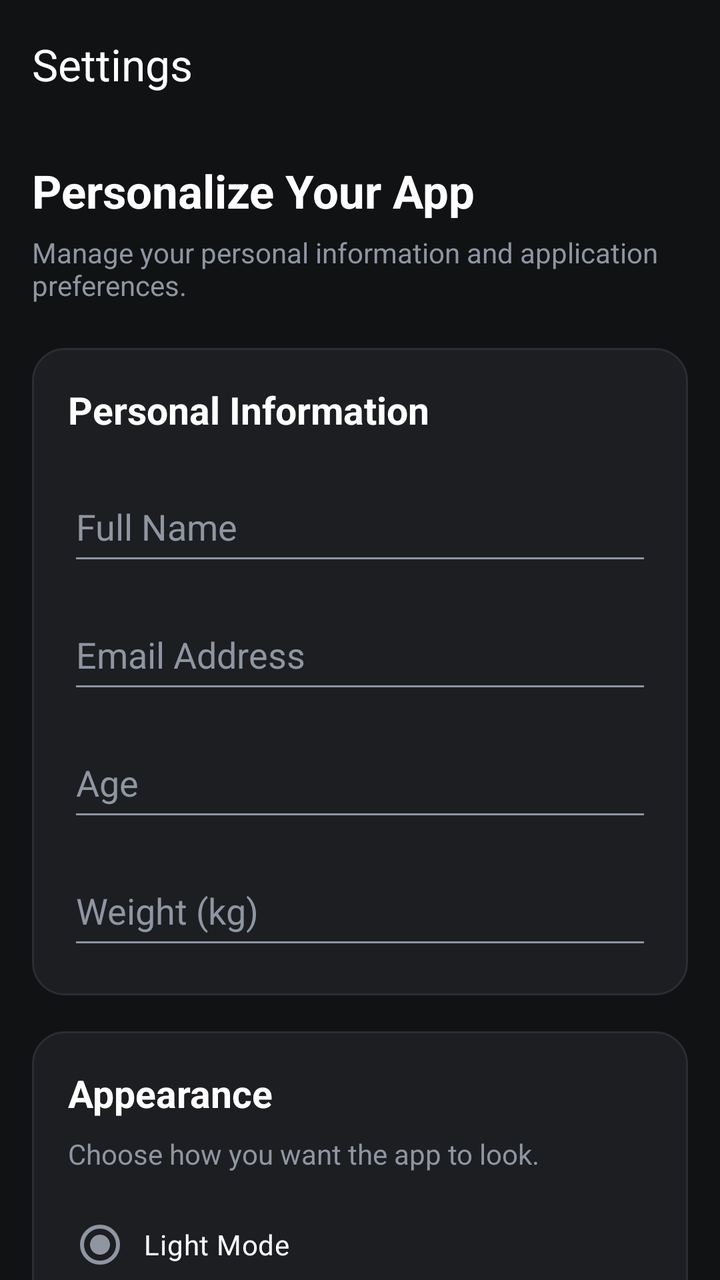
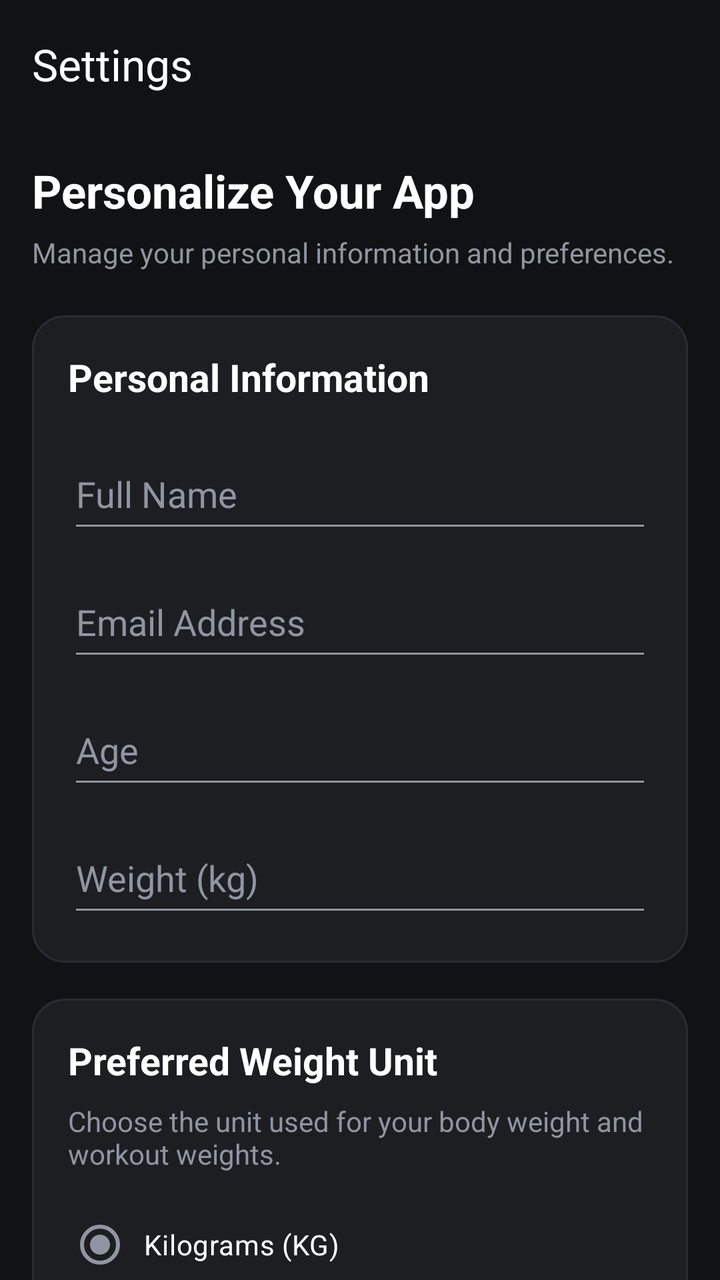

The first picture is an Android layout as it rendered before a commit; the second is the same layout after the commit. The layout source and the unified diff follow.
<!-- AndroidManifest.xml: application theme Theme.Coen390Project -->
<!-- res/layout/activity_option5.xml -->
<?xml version="1.0" encoding="utf-8"?>
<androidx.drawerlayout.widget.DrawerLayout
    xmlns:android="http://schemas.android.com/apk/res/android"
    xmlns:app="http://schemas.android.com/apk/res-auto"
    android:id="@+id/drawerLayout"
    android:layout_width="match_parent"
    android:layout_height="match_parent"
    android:background="#111214">

    
    <LinearLayout
        android:id="@+id/mainContent"
        android:layout_width="match_parent"
        android:layout_height="match_parent"
        android:orientation="vertical"
        android:background="#111214">

        
        <androidx.appcompat.widget.Toolbar
            android:id="@+id/optionToolbar"
            android:layout_width="match_parent"
            android:layout_height="?attr/actionBarSize"
            android:background="#111214"
            app:title="Settings"
            app:titleTextColor="#FFFFFF" />

        
        <ScrollView
            android:layout_width="match_parent"
            android:layout_height="0dp"
            android:layout_weight="1"
            android:fillViewport="true"
            android:scrollbars="none">

            <LinearLayout
                android:layout_width="match_parent"
                android:layout_height="wrap_content"
                android:orientation="vertical"
                android:padding="16dp">

                
                <TextView
                    android:layout_width="wrap_content"
                    android:layout_height="wrap_content"
                    android:text="Personalize Your App"
                    android:textColor="#FFFFFF"
                    android:textSize="23sp"
                    android:textStyle="bold" />

                <TextView
                    android:layout_width="match_parent"
                    android:layout_height="wrap_content"
                    android:text="Manage your personal information and application preferences."
                    android:textColor="#8F95A1"
                    android:textSize="14sp"
                    android:layout_marginTop="6dp"
                    android:layout_marginBottom="22dp" />

                
                <LinearLayout
                    android:layout_width="match_parent"
                    android:layout_height="wrap_content"
                    android:orientation="vertical"
                    android:padding="18dp"
                    android:background="@drawable/equipment_card">

                    <TextView
                        android:layout_width="match_parent"
                        android:layout_height="wrap_content"
                        android:text="Personal Information"
                        android:textColor="#FFFFFF"
                        android:textSize="19sp"
                        android:textStyle="bold"
                        android:layout_marginBottom="18dp" />

                    <EditText
                        android:id="@+id/nameEditText"
                        android:layout_width="match_parent"
                        android:layout_height="52dp"
                        android:hint="Full Name"
                        android:inputType="textPersonName"
                        android:textColor="#FFFFFF"
                        android:textColorHint="#8F95A1"
                        android:backgroundTint="#8F95A1"
                        android:layout_marginBottom="12dp" />

                    <EditText
                        android:id="@+id/emailEditText"
                        android:layout_width="match_parent"
                        android:layout_height="52dp"
                        android:hint="Email Address"
                        android:inputType="textEmailAddress"
                        android:textColor="#FFFFFF"
                        android:textColorHint="#8F95A1"
                        android:backgroundTint="#8F95A1"
                        android:layout_marginBottom="12dp" />

                    <EditText
                        android:id="@+id/ageEditText"
                        android:layout_width="match_parent"
                        android:layout_height="52dp"
                        android:hint="Age"
                        android:inputType="number"
                        android:textColor="#FFFFFF"
                        android:textColorHint="#8F95A1"
                        android:backgroundTint="#8F95A1"
                        android:layout_marginBottom="12dp" />

                    <EditText
                        android:id="@+id/weightEditText"
                        android:layout_width="match_parent"
                        android:layout_height="52dp"
                        android:hint="Weight (kg)"
                        android:inputType="numberDecimal"
                        android:textColor="#FFFFFF"
                        android:textColorHint="#8F95A1"
                        android:backgroundTint="#8F95A1" />

                </LinearLayout>

                
                <LinearLayout
                    android:layout_width="match_parent"
                    android:layout_height="wrap_content"
                    android:orientation="vertical"
                    android:padding="18dp"
                    android:layout_marginTop="18dp"
                    android:background="@drawable/equipment_card">

                    <TextView
                        android:layout_width="match_parent"
                        android:layout_height="wrap_content"
                        android:text="Appearance"
                        android:textColor="#FFFFFF"
                        android:textSize="19sp"
                        android:textStyle="bold"
                        android:layout_marginBottom="8dp" />

                    <TextView
                        android:layout_width="match_parent"
                        android:layout_height="wrap_content"
                        android:text="Choose how you want the app to look."
                        android:textColor="#8F95A1"
                        android:textSize="14sp"
                        android:layout_marginBottom="12dp" />

                    <RadioGroup
                        android:id="@+id/themeRadioGroup"
                        android:layout_width="match_parent"
                        android:layout_height="wrap_content"
                        android:orientation="vertical">

                        <RadioButton
                            android:id="@+id/lightModeRadio"
                            android:layout_width="match_parent"
                            android:layout_height="wrap_content"
                            android:text="Light Mode"
                            android:textColor="#FFFFFF"
                            android:buttonTint="#EF5350"
                            android:padding="6dp"
                            android:checked="true" />

                        <RadioButton
                            android:id="@+id/darkModeRadio"
                            android:layout_width="match_parent"
                            android:layout_height="wrap_content"
                            android:text="Dark Mode"
                            android:textColor="#FFFFFF"
                            android:buttonTint="#EF5350"
                            android:padding="6dp" />

                    </RadioGroup>

                </LinearLayout>

                
                <Button
                    android:id="@+id/saveSettingsButton"
                    android:layout_width="match_parent"
                    android:layout_height="54dp"
                    android:text="Save Settings"
                    android:textColor="#FFFFFF"
                    android:textStyle="bold"
                    android:textAllCaps="false"
                    android:backgroundTint="#D32F2F"
                    android:layout_marginTop="20dp"
                    android:layout_marginBottom="24dp" />

            </LinearLayout>

        </ScrollView>

    </LinearLayout>

    
    <com.google.android.material.navigation.NavigationView
        android:id="@+id/navigationView"
        android:layout_width="wrap_content"
        android:layout_height="match_parent"
        android:layout_gravity="start"
        android:background="#292D35"
        app:menu="@menu/drawer_menu"
        app:itemTextColor="@color/drawer_item_colors"
        app:itemIconTint="@color/drawer_item_colors"
        app:itemBackground="@drawable/drawer_item_background" />

</androidx.drawerlayout.widget.DrawerLayout>
<!-- resources referenced by this layout -->
<resources>
  <!-- drawable drawer_item_background (drawable) -->
  <?xml version="1.0" encoding="utf-8"?>
  <selector xmlns:android="http://schemas.android.com/apk/res/android">
  
      <item android:state_checked="true">
          <shape android:shape="rectangle">
              <solid android:color="#3A2428"/>
              <corners android:radius="12dp"/>
          </shape>
      </item>
  
      <item>
          <shape android:shape="rectangle">
              <solid android:color="@android:color/transparent"/>
          </shape>
      </item>
  
  </selector>
  <!-- drawable equipment_card (drawable) -->
  <shape xmlns:android="http://schemas.android.com/apk/res/android">
      <solid android:color="#1C1E22" />
      <corners android:radius="16dp" />
      <stroke android:width="1dp" android:color="#2A2D33" />
  </shape>
  <style name="Theme.Coen390Project" parent="Base.Theme.Coen390Project" />
  <style name="Base.Theme.Coen390Project" parent="Theme.Material3.DayNight.NoActionBar">
  
          <item name="android:windowBackground">#111214</item>
          <item name="android:textColorPrimary">#FFFFFF</item>
          <item name="android:textColorSecondary">#B0B0B0</item>
          <item name="android:colorAccent">#8F95A1</item>
  
          <item name="colorPrimary">#8F95A1</item>
          <item name="colorOnPrimary">#FFFFFF</item>
          <item name="colorSecondary">#8F95A1</item>
          <item name="colorOnSecondary">#FFFFFF</item>
          <item name="colorSurface">#292D35</item>
          <item name="colorOnSurface">#FFFFFF</item>
  
      </style>
</resources>

<!-- the commit's change to res/layout/activity_option5.xml (unified diff, before → after) -->
@@ -7,7 +7,6 @@
     android:layout_height="match_parent"
     android:background="#111214">
 
-    
     <LinearLayout
         android:id="@+id/mainContent"
         android:layout_width="match_parent"
@@ -15,7 +14,6 @@
         android:orientation="vertical"
         android:background="#111214">
 
-        
         <androidx.appcompat.widget.Toolbar
             android:id="@+id/optionToolbar"
             android:layout_width="match_parent"
@@ -24,7 +22,6 @@
             app:title="Settings"
             app:titleTextColor="#FFFFFF" />
 
-        
         <ScrollView
             android:layout_width="match_parent"
             android:layout_height="0dp"
@@ -38,7 +35,6 @@
                 android:orientation="vertical"
                 android:padding="16dp">
 
-                
                 <TextView
                     android:layout_width="wrap_content"
                     android:layout_height="wrap_content"
@@ -50,13 +46,14 @@
                 <TextView
                     android:layout_width="match_parent"
                     android:layout_height="wrap_content"
-                    android:text="Manage your personal information and application preferences."
+                    android:text="Manage your personal information and preferences."
                     android:textColor="#8F95A1"
                     android:textSize="14sp"
                     android:layout_marginTop="6dp"
                     android:layout_marginBottom="22dp" />
 
                 
+
                 <LinearLayout
                     android:layout_width="match_parent"
                     android:layout_height="wrap_content"
@@ -119,6 +116,7 @@
                 </LinearLayout>
 
                 
+
                 <LinearLayout
                     android:layout_width="match_parent"
                     android:layout_height="wrap_content"
@@ -130,7 +128,7 @@
                     <TextView
                         android:layout_width="match_parent"
                         android:layout_height="wrap_content"
-                        android:text="Appearance"
+                        android:text="Preferred Weight Unit"
                         android:textColor="#FFFFFF"
                         android:textSize="19sp"
                         android:textStyle="bold"
@@ -139,34 +137,34 @@
                     <TextView
                         android:layout_width="match_parent"
                         android:layout_height="wrap_content"
-                        android:text="Choose how you want the app to look."
+                        android:text="Choose the unit used for your body weight and workout weights."
                         android:textColor="#8F95A1"
                         android:textSize="14sp"
                         android:layout_marginBottom="12dp" />
 
                     <RadioGroup
-                        android:id="@+id/themeRadioGroup"
+                        android:id="@+id/weightUnitRadioGroup"
                         android:layout_width="match_parent"
                         android:layout_height="wrap_content"
                         android:orientation="vertical">
 
                         <RadioButton
-                            android:id="@+id/lightModeRadio"
+                            android:id="@+id/kgRadioButton"
                             android:layout_width="match_parent"
                             android:layout_height="wrap_content"
-                            android:text="Light Mode"
+                            android:text="Kilograms (KG)"
                             android:textColor="#FFFFFF"
-                            android:buttonTint="#EF5350"
+                            android:buttonTint="#D32F2F"
                             android:padding="6dp"
                             android:checked="true" />
 
                         <RadioButton
-                            android:id="@+id/darkModeRadio"
+                            android:id="@+id/lbRadioButton"
                             android:layout_width="match_parent"
                             android:layout_height="wrap_content"
-                            android:text="Dark Mode"
+                            android:text="Pounds (LB)"
                             android:textColor="#FFFFFF"
-                            android:buttonTint="#EF5350"
+                            android:buttonTint="#D32F2F"
                             android:padding="6dp" />
 
                     </RadioGroup>
@@ -174,6 +172,7 @@
                 </LinearLayout>
 
                 
+
                 <Button
                     android:id="@+id/saveSettingsButton"
                     android:layout_width="match_parent"
@@ -193,6 +192,7 @@
     </LinearLayout>
 
     
+
     <com.google.android.material.navigation.NavigationView
         android:id="@+id/navigationView"
         android:layout_width="wrap_content"
